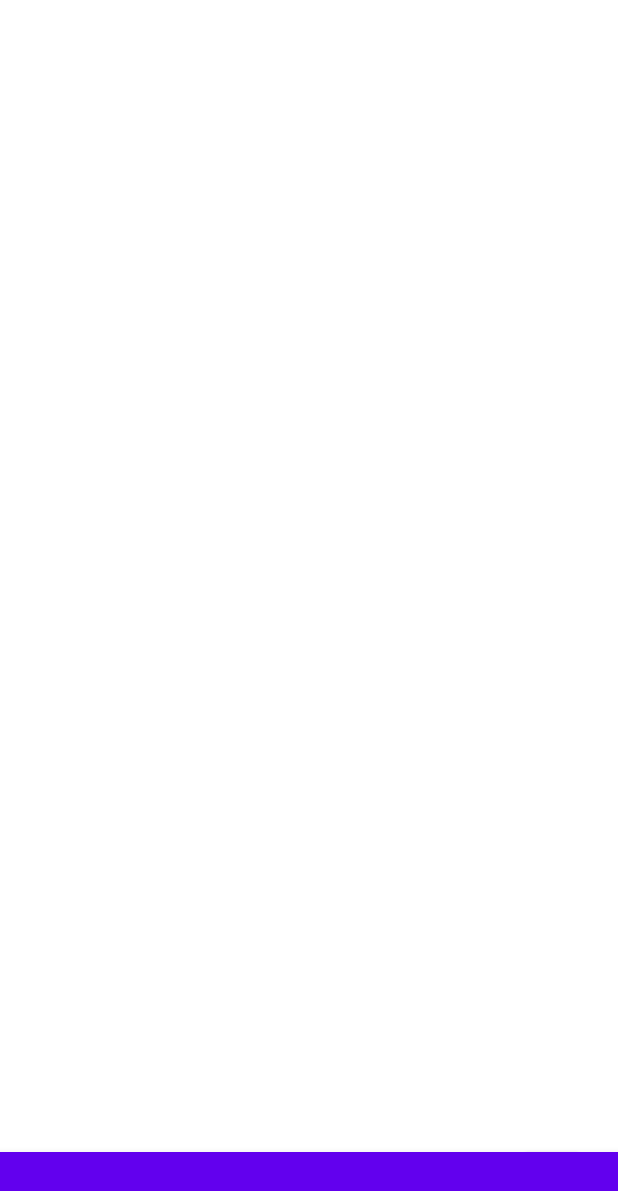
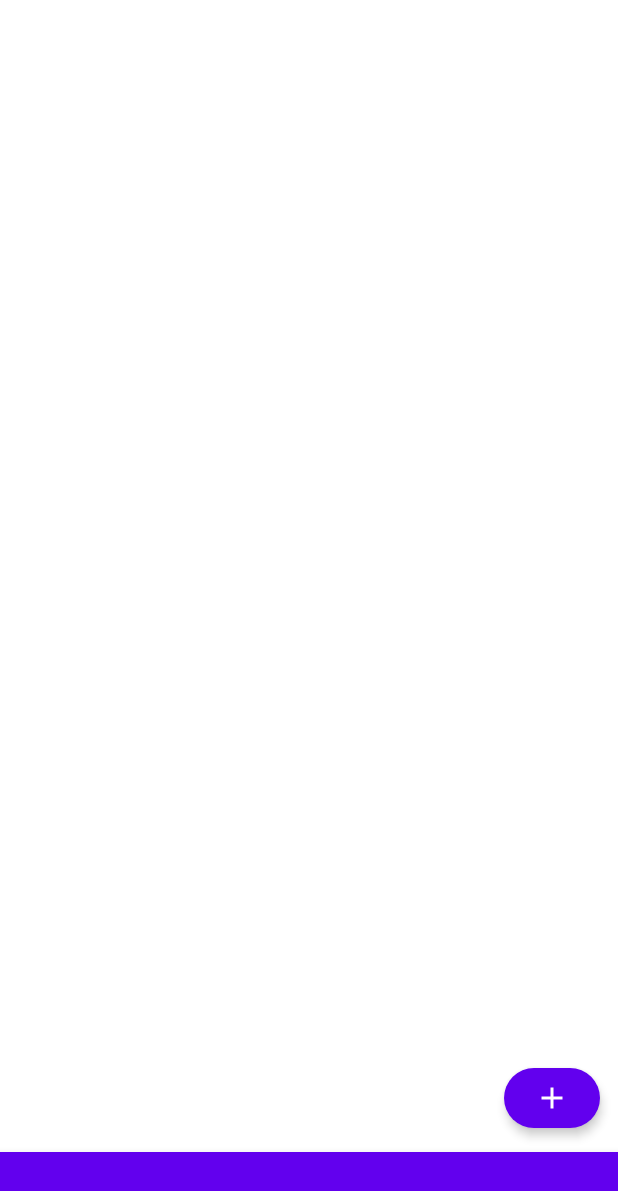
Before and after one commit to Glasser97/SFIBuddy, an Android app built with Jetpack Compose: the screen it shows after launch (MainActivity), on a phone screen of 412 x 824 dp. Shown: the top 1191 px of the screen. Run offline under Robolectric (Android 15) with nearby library versions, the phone set to English and light mode, and no system bars; our stand-ins replace Compose Multiplatform resources; 1 statement that could not run was skipped.

```diff
--- a/composeApp/src/androidMain/kotlin/se/grayson/sfibuddy/presentation/imagepicker/GalleryManager.android.kt
+++ b/composeApp/src/androidMain/kotlin/se/grayson/sfibuddy/presentation/imagepicker/GalleryManager.android.kt
@@ -23,7 +23,6 @@ actual fun rememberGalleryManager(onResult: (SharedImage?) -> Unit): GalleryMana
                         )
                     )
                 )
-//
             }
         }
     return remember {
--- a/composeApp/src/commonMain/kotlin/se/grayson/sfibuddy/presentation/home/AppGraph.kt
+++ b/composeApp/src/commonMain/kotlin/se/grayson/sfibuddy/presentation/home/AppGraph.kt
@@ -2,6 +2,7 @@ package se.grayson.sfibuddy.presentation.home
 
 import androidx.compose.animation.AnimatedContentTransitionScope
 import androidx.compose.animation.core.tween
+import androidx.compose.foundation.layout.padding
 import androidx.compose.material.BottomNavigation
 import androidx.compose.material.BottomNavigationItem
 import androidx.compose.material.Icon
@@ -20,6 +21,7 @@ import androidx.navigation.compose.composable
 import androidx.navigation.compose.currentBackStackEntryAsState
 import org.jetbrains.compose.resources.stringResource
 import se.grayson.sfibuddy.domain.model.User
+import se.grayson.sfibuddy.presentation.addword.AddWordScreen
 import se.grayson.sfibuddy.presentation.home.AppDestinations.topLevelRoutes
 import se.grayson.sfibuddy.presentation.profile.ProfileScreen
 import sfibuddy.composeapp.generated.resources.Res
@@ -95,11 +97,18 @@ fun SFIBuddyGraph(
             }
         ) {
             composable(AppDestinations.HOME_ROUTE) {
-                HomeScreen(navigateToPickPhoto = { })
+                HomeScreen(
+                    modifier = Modifier.padding(innerPadding),
+                    navigateToAddWord = {
+                    appNavActions.navigateToAddWord()
+                })
             }
             composable(AppDestinations.PROFILE_ROUTE) {
                 ProfileScreen(navigateToLogin = {
                 })
+            }
+            composable(AppDestinations.ADD_WORD_ROUTE) {
+                AddWordScreen()
             }
         }
     }
@@ -110,6 +119,7 @@ object AppDestinations {
     const val HOME_ROUTE = "home_route"
     const val IMAGE_PICK_ROUTE = "image_pick_route"
     const val WORD_DEFINITION_ROUTE = "word_definition_route"
+    const val ADD_WORD_ROUTE = "add_word_route"
     const val LOGIN_ROUTE = "login_route"
     const val PROFILE_ROUTE = "profile_route"
 
--- a/composeApp/src/commonMain/kotlin/se/grayson/sfibuddy/presentation/home/AppNavActions.kt
+++ b/composeApp/src/commonMain/kotlin/se/grayson/sfibuddy/presentation/home/AppNavActions.kt
@@ -17,6 +17,10 @@ class AppNavActions(
         }
     }
 
+    val navigateToAddWord: () -> Unit = {
+        navigate(AppDestinations.ADD_WORD_ROUTE)
+    }
+
     /**
      * Navigate to a route.
      *
--- a/composeApp/src/commonMain/kotlin/se/grayson/sfibuddy/presentation/home/HomeScreen.kt
+++ b/composeApp/src/commonMain/kotlin/se/grayson/sfibuddy/presentation/home/HomeScreen.kt
@@ -18,11 +18,11 @@ import androidx.compose.ui.unit.dp
 @Composable
 fun HomeScreen(
     modifier: Modifier = Modifier,
-    navigateToPickPhoto: () -> Unit
+    navigateToAddWord: () -> Unit
 ) {
     Box(modifier = modifier.fillMaxSize()) {
         Button(
-            onClick = { navigateToPickPhoto() },
+            onClick = { navigateToAddWord() },
             modifier = Modifier.align(Alignment.BottomEnd).padding(12.dp),
             shape = CircleShape,
             elevation = ButtonDefaults.elevation(
```
Also changed, not shown: composeApp/src/commonMain/kotlin/se/grayson/sfibuddy/presentation/addword/AddWordScreenViewModeless.kt (added, +21 -0 lines).
